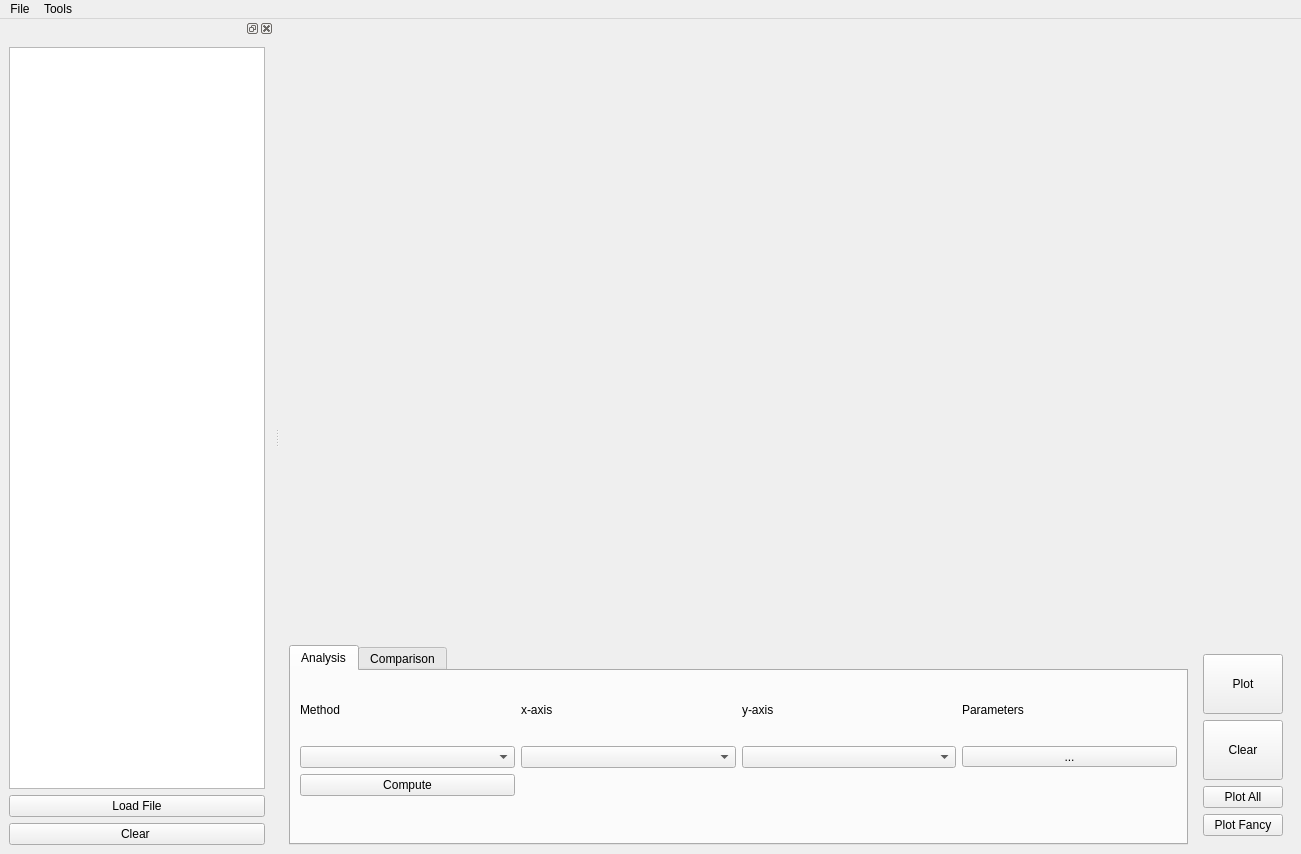
a-dumont/Conductivite_Thermique, file ThermalConductivity/Gui/__designer/dataviewer_style.ui: the form before one commit.
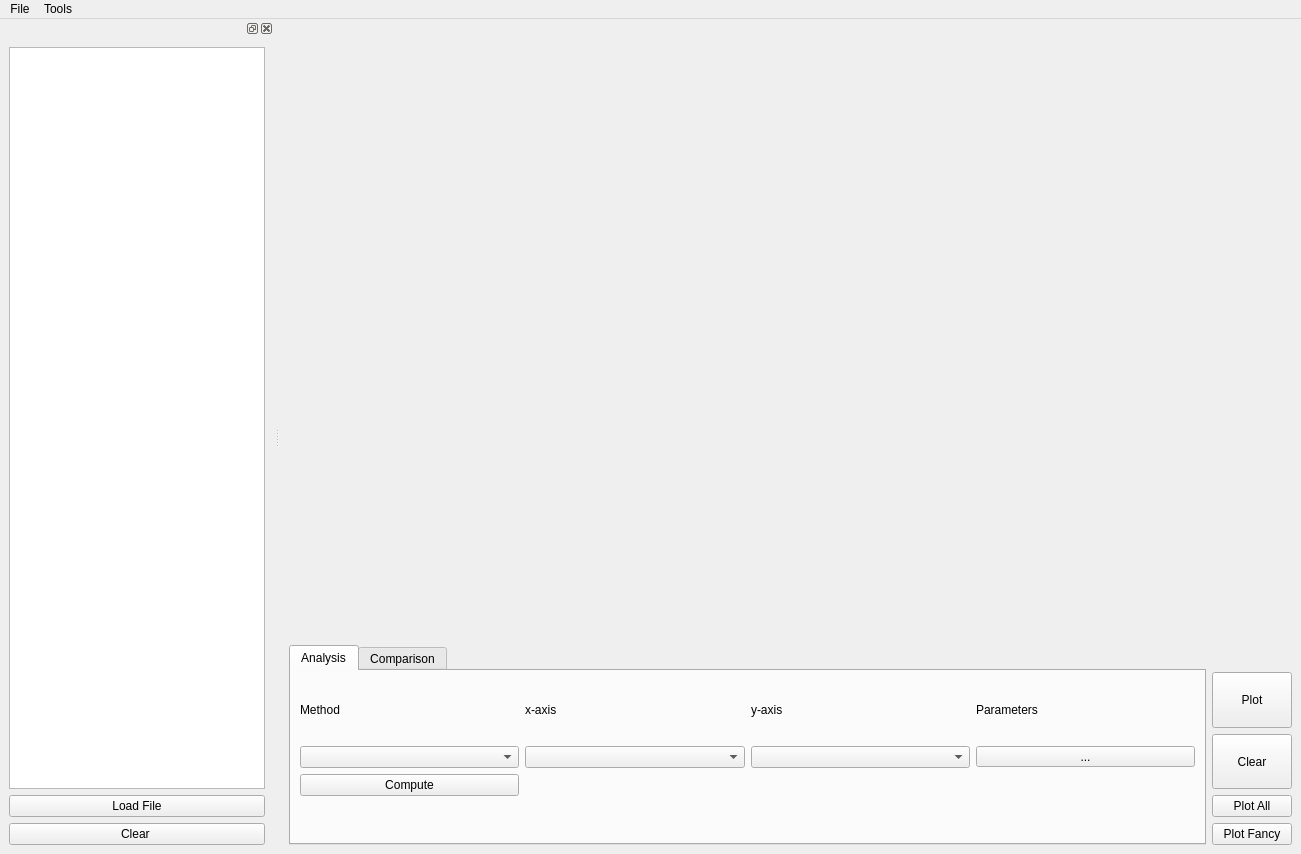
The form after the commit. Custom widgets are drawn as their Qt base class.

What changed in the file:
```diff
--- a/ThermalConductivity/Gui/__designer/dataviewer_style.ui
+++ b/ThermalConductivity/Gui/__designer/dataviewer_style.ui
@@ -524,8 +524,29 @@
           </sizepolicy>
          </property>
          <layout class="QVBoxLayout" name="verticalLayout_7">
+          <property name="spacing">
+           <number>6</number>
+          </property>
+          <property name="leftMargin">
+           <number>0</number>
+          </property>
+          <property name="topMargin">
+           <number>27</number>
+          </property>
+          <property name="rightMargin">
+           <number>0</number>
+          </property>
+          <property name="bottomMargin">
+           <number>0</number>
+          </property>
           <item>
            <layout class="QVBoxLayout" name="verticalLayout_6">
+            <property name="spacing">
+             <number>6</number>
+            </property>
+            <property name="topMargin">
+             <number>0</number>
+            </property>
             <item>
              <widget class="QPushButton" name="pushButton_plot">
               <property name="sizePolicy">
```
